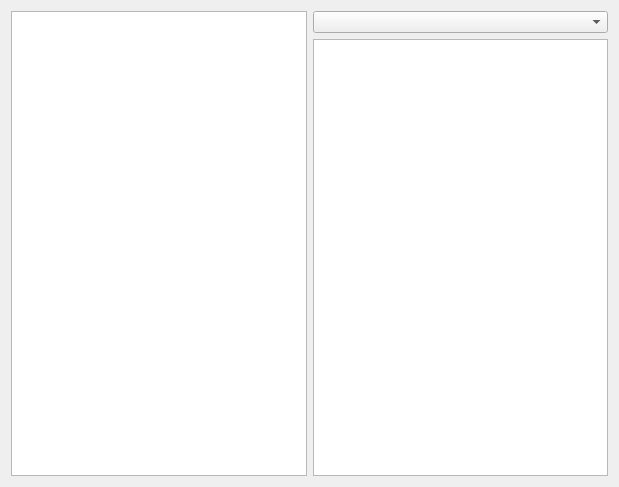
This is tablemodelwidget.ui in yuripilshikov/QtDbReaderProject as Qt 5 draws it before an edit. The edited form follows.
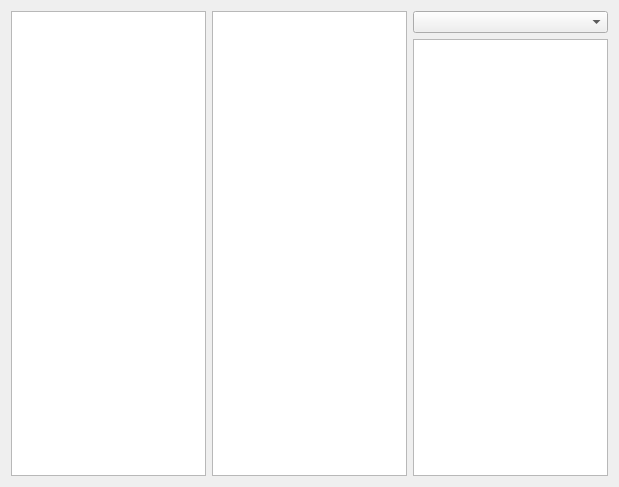
This is the edited form.

```diff
--- a/tablemodelwidget.ui
+++ b/tablemodelwidget.ui
@@ -15,7 +15,24 @@
   </property>
   <layout class="QHBoxLayout" name="horizontalLayout">
    <item>
-    <widget class="QListView" name="listView"/>
+    <widget class="QListView" name="listView">
+     <property name="sizePolicy">
+      <sizepolicy hsizetype="Expanding" vsizetype="Expanding">
+       <horstretch>0</horstretch>
+       <verstretch>0</verstretch>
+      </sizepolicy>
+     </property>
+    </widget>
+   </item>
+   <item>
+    <widget class="QTableView" name="tableView">
+     <property name="sizePolicy">
+      <sizepolicy hsizetype="Expanding" vsizetype="Expanding">
+       <horstretch>0</horstretch>
+       <verstretch>0</verstretch>
+      </sizepolicy>
+     </property>
+    </widget>
    </item>
    <item>
     <layout class="QVBoxLayout" name="verticalLayout">
```
